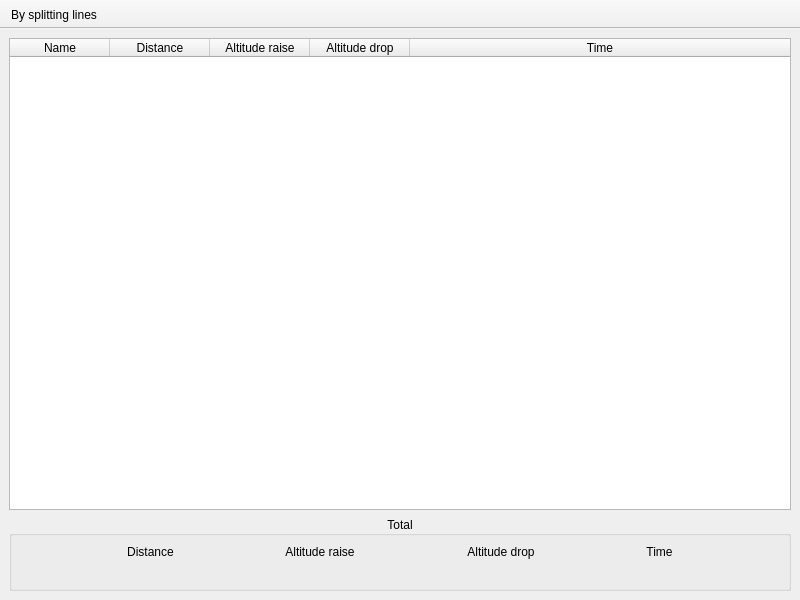
The window that ui/statwindow.ui (salsergey/gpxviewer) describes before a commit, drawn with Qt 5.
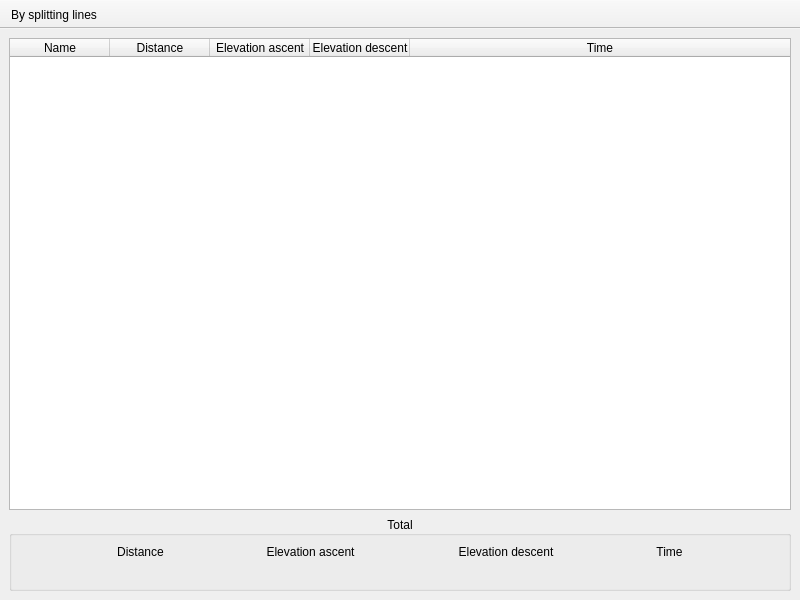
The same window after the commit.

Diff of the .ui file:
```diff
--- a/ui/statwindow.ui
+++ b/ui/statwindow.ui
@@ -41,12 +41,12 @@
       </column>
       <column>
        <property name="text">
-        <string>Altitude raise</string>
+        <string>Elevation ascent</string>
        </property>
       </column>
       <column>
        <property name="text">
-        <string>Altitude drop</string>
+        <string>Elevation descent</string>
        </property>
       </column>
       <column>
@@ -120,7 +120,7 @@
          <item>
           <widget class="QLabel" name="label_2">
            <property name="text">
-            <string>Altitude raise</string>
+            <string>Elevation ascent</string>
            </property>
            <property name="alignment">
             <set>Qt::AlignCenter</set>
@@ -157,7 +157,7 @@
          <item>
           <widget class="QLabel" name="label_3">
            <property name="text">
-            <string>Altitude drop</string>
+            <string>Elevation descent</string>
            </property>
            <property name="alignment">
             <set>Qt::AlignCenter</set>
```
